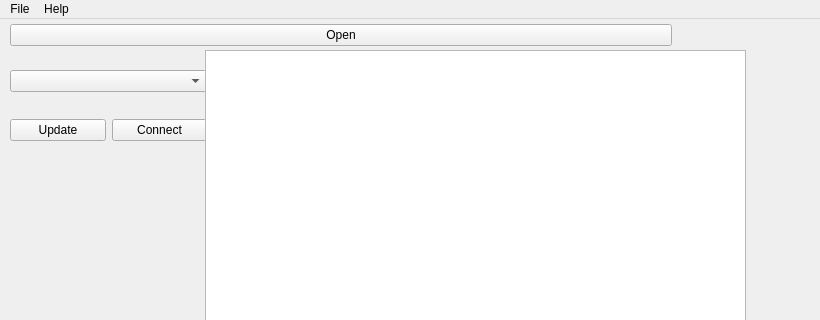
First picture: the form in Termaink-GUI/termaink.ui, repository Xiorcid/TermaInk, before the edit; both pictures show x 0 to 820 and y 0 to 320 of the 820 by 592 pixel window.
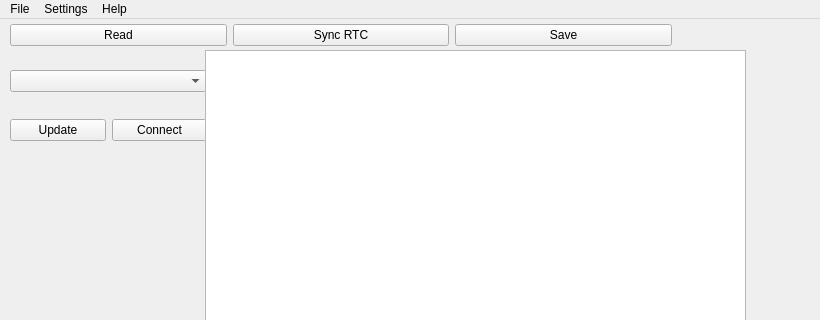
Second picture: the form after the edit.

```diff
--- a/Termaink-GUI/termaink.ui
+++ b/Termaink-GUI/termaink.ui
@@ -31,11 +31,33 @@
     </property>
     <layout class="QHBoxLayout" name="horizontalLayout">
      <item>
-      <widget class="QPushButton" name="open">
-       <property name="text">
-        <string>Open</string>
-       </property>
-      </widget>
+      <layout class="QHBoxLayout" name="horizontalLayout_4">
+       <item>
+        <layout class="QHBoxLayout" name="horizontalLayout_5">
+         <item>
+          <widget class="QPushButton" name="save">
+           <property name="text">
+            <string>Read</string>
+           </property>
+          </widget>
+         </item>
+        </layout>
+       </item>
+       <item>
+        <widget class="QPushButton" name="sync">
+         <property name="text">
+          <string>Sync RTC</string>
+         </property>
+        </widget>
+       </item>
+       <item>
+        <widget class="QPushButton" name="open">
+         <property name="text">
+          <string>Save</string>
+         </property>
+        </widget>
+       </item>
+      </layout>
      </item>
     </layout>
    </widget>
@@ -138,7 +160,7 @@
      <x>0</x>
      <y>0</y>
      <width>820</width>
-     <height>24</height>
+     <height>22</height>
     </rect>
    </property>
    <widget class="QMenu" name="menuFile">
@@ -166,7 +188,14 @@
     </property>
     <addaction name="actionHelp"/>
    </widget>
+   <widget class="QMenu" name="menuSettings">
+    <property name="title">
+     <string>Settings</string>
+    </property>
+    <addaction name="actionUse_Farenheit"/>
+   </widget>
    <addaction name="menuFile"/>
+   <addaction name="menuSettings"/>
    <addaction name="menuHelp"/>
   </widget>
   <action name="actionOpen_file">
```
Left out of the diff: 12 changed lines with no effect on the pictures.
